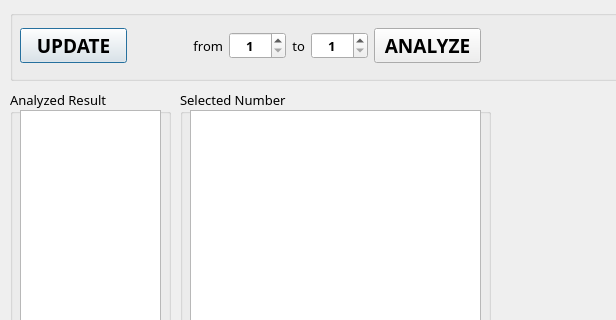
Old version of the form ui/designer.ui in the repository chris-hong/py-lotto-statistics; both pictures show x 0 to 616 and y 0 to 320 of the 1024 by 768 pixel window.
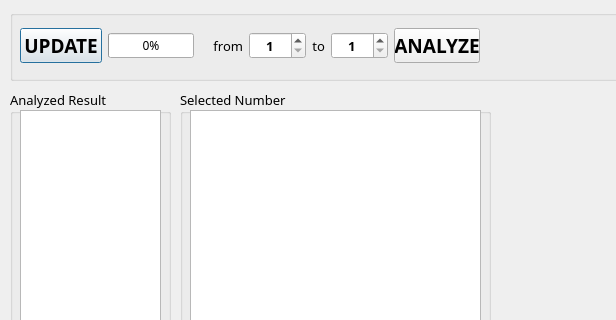
New version of the form.

Commit message: stock history update 중 progressBar 표현 추가

The edit to the form file:
```diff
--- a/ui/designer.ui
+++ b/ui/designer.ui
@@ -2,6 +2,9 @@
 <ui version="4.0">
  <class>Dialog</class>
  <widget class="QDialog" name="Dialog">
+  <property name="enabled">
+   <bool>true</bool>
+  </property>
   <property name="geometry">
    <rect>
     <x>0</x>
@@ -74,6 +77,21 @@
        </property>
       </widget>
      </item>
+     <item>
+      <widget class="QProgressBar" name="progressBar_update">
+       <property name="enabled">
+        <bool>true</bool>
+       </property>
+       <property name="font">
+        <font>
+         <family>나눔고딕코딩</family>
+        </font>
+       </property>
+       <property name="value">
+        <number>0</number>
+       </property>
+      </widget>
+     </item>
      <item>
       <widget class="QLabel" name="label_empty">
        <property name="sizePolicy">
```
The commit also changes 3 other files.
